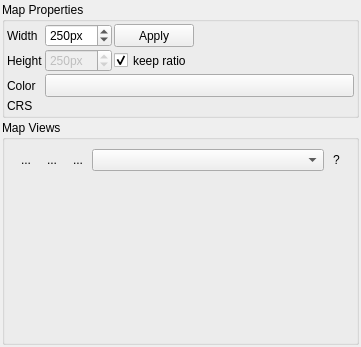
Qt form eotimeseriesviewer/ui/mapviewdock.ui (jakimowb/eo-time-series-viewer) before a commit.
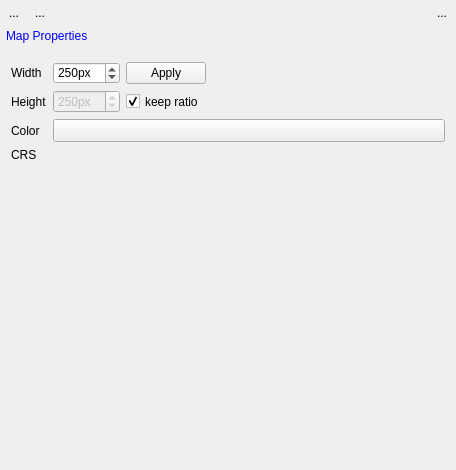
The same form after that commit. Icons and pictures are not drawn. Custom widgets are drawn as their Qt base class.

Commit message: MapVisualization refactoring and code review I: simplified MapViews and lazy rendering

```diff
--- a/eotimeseriesviewer/ui/mapviewdock.ui
+++ b/eotimeseriesviewer/ui/mapviewdock.ui
@@ -6,14 +6,14 @@
    <rect>
     <x>0</x>
     <y>0</y>
-    <width>361</width>
-    <height>347</height>
+    <width>456</width>
+    <height>470</height>
    </rect>
   </property>
   <property name="minimumSize">
    <size>
-    <width>229</width>
-    <height>255</height>
+    <width>194</width>
+    <height>335</height>
    </size>
   </property>
   <property name="windowTitle">
@@ -37,53 +37,127 @@
      <number>2</number>
     </property>
     <item>
-     <widget class="QgsCollapsibleGroupBox" name="gbMapProperties">
+     <layout class="QHBoxLayout" name="horizontalLayout_4">
+      <property name="topMargin">
+       <number>0</number>
+      </property>
+      <item>
+       <widget class="QToolButton" name="btnRemoveMapView">
       <property name="sizePolicy">
        <sizepolicy hsizetype="Preferred" vsizetype="Preferred">
         <horstretch>0</horstretch>
         <verstretch>0</verstretch>
        </sizepolicy>
       </property>
-      <property name="minimumSize">
+        <property name="autoFillBackground">
+         <bool>false</bool>
+        </property>
+        <property name="text">
+         <string>...</string>
+        </property>
+        <property name="icon">
+         <iconset resource="resources.qrc">
+          <normaloff>:/timeseriesviewer/icons/mActionRemoveMapView.svg</normaloff>:/timeseriesviewer/icons/mActionRemoveMapView.svg</iconset>
+        </property>
+        <property name="autoRaise">
+         <bool>true</bool>
+        </property>
+       </widget>
+      </item>
+      <item>
+       <widget class="QToolButton" name="btnAddMapView">
+        <property name="sizePolicy">
+         <sizepolicy hsizetype="Fixed" vsizetype="Fixed">
+          <horstretch>0</horstretch>
+          <verstretch>0</verstretch>
+         </sizepolicy>
+        </property>
+        <property name="text">
+         <string>...</string>
+        </property>
+        <property name="icon">
+         <iconset resource="resources.qrc">
+          <normaloff>:/timeseriesviewer/icons/mActionAddMapView.svg</normaloff>:/timeseriesviewer/icons/mActionAddMapView.svg</iconset>
+        </property>
+        <property name="autoRaise">
+         <bool>true</bool>
+        </property>
+       </widget>
+      </item>
+      <item>
+       <spacer name="horizontalSpacer_4">
+        <property name="orientation">
+         <enum>Qt::Horizontal</enum>
+        </property>
+        <property name="sizeHint" stdset="0">
        <size>
-        <width>0</width>
-        <height>0</height>
-       </size>
-      </property>
-      <property name="title">
+          <width>40</width>
+          <height>20</height>
+         </size>
+        </property>
+       </spacer>
+      </item>
+      <item>
+       <widget class="QToolButton" name="btnHighlightMapView">
+        <property name="sizePolicy">
+         <sizepolicy hsizetype="Fixed" vsizetype="Fixed">
+          <horstretch>0</horstretch>
+          <verstretch>0</verstretch>
+         </sizepolicy>
+        </property>
+        <property name="text">
+         <string>...</string>
+        </property>
+        <property name="icon">
+         <iconset resource="resources.qrc">
+          <normaloff>:/timeseriesviewer/icons/mActionAddMapView.svg</normaloff>:/timeseriesviewer/icons/mActionAddMapView.svg</iconset>
+        </property>
+        <property name="autoRaise">
+         <bool>true</bool>
+        </property>
+       </widget>
+      </item>
+     </layout>
+    </item>
+    <item>
+     <widget class="QToolBox" name="toolBox">
+      <property name="sizePolicy">
+       <sizepolicy hsizetype="Preferred" vsizetype="Preferred">
+        <horstretch>0</horstretch>
+        <verstretch>1</verstretch>
+       </sizepolicy>
+      </property>
+      <property name="styleSheet">
+       <string notr="true">QToolBox::tab {
+    background: qlineargradient(x1: 0, y1: 0, x2: 0, y2: 1,
+                                stop: 0 #E1E1E1, stop: 0.4 #DDDDDD,
+                                stop: 0.5 #D8D8D8, stop: 1.0 #D3D3D3);
+    border-radius: 5px;
+    color: black;
+}
+
+QToolBox::tab:selected { /* italicize selected tabs */
+    /*font: italic;*/
+    color: blue;
+
+}</string>
+      </property>
+      <property name="currentIndex">
+       <number>0</number>
+      </property>
+      <widget class="QWidget" name="pageMapProperties">
+       <property name="geometry">
+        <rect>
+         <x>0</x>
+         <y>0</y>
+         <width>452</width>
+         <height>389</height>
+        </rect>
+       </property>
+       <attribute name="label">
        <string>Map Properties</string>
-      </property>
-      <property name="collapsed" stdset="0">
-       <bool>true</bool>
-      </property>
-      <layout class="QFormLayout" name="formLayout">
-       <property name="sizeConstraint">
-        <enum>QLayout::SetDefaultConstraint</enum>
-       </property>
-       <property name="fieldGrowthPolicy">
-        <enum>QFormLayout::AllNonFixedFieldsGrow</enum>
-       </property>
-       <property name="rowWrapPolicy">
-        <enum>QFormLayout::DontWrapRows</enum>
-       </property>
-       <property name="horizontalSpacing">
-        <number>2</number>
-       </property>
-       <property name="verticalSpacing">
-        <number>2</number>
-       </property>
-       <property name="leftMargin">
-        <number>2</number>
-       </property>
-       <property name="topMargin">
-        <number>2</number>
-       </property>
-       <property name="rightMargin">
-        <number>2</number>
-       </property>
-       <property name="bottomMargin">
-        <number>2</number>
-       </property>
+       </attribute>
+       <layout class="QFormLayout" name="formLayout_2">
        <item row="0" column="0">
         <widget class="QLabel" name="label_8">
          <property name="text">
@@ -312,7 +386,7 @@
         </widget>
        </item>
        <item row="3" column="1">
-        <widget class="QgsProjectionSelectionWidget" name="btnCrs" native="true">
+         <widget class="QgsProjectionSelectionWidget" name="btnCrs">
          <property name="minimumSize">
           <size>
            <width>0</width>
@@ -326,183 +400,6 @@
        </item>
       </layout>
      </widget>
-    </item>
-    <item>
-     <widget class="QgsCollapsibleGroupBox" name="gbMapViews">
-      <property name="sizePolicy">
-       <sizepolicy hsizetype="Preferred" vsizetype="Preferred">
-        <horstretch>0</horstretch>
-        <verstretch>1</verstretch>
-       </sizepolicy>
-      </property>
-      <property name="minimumSize">
-       <size>
-        <width>0</width>
-        <height>0</height>
-       </size>
-      </property>
-      <property name="title">
-       <string>Map Views</string>
-      </property>
-      <layout class="QVBoxLayout" name="verticalLayout_2">
-       <item>
-        <widget class="QFrame" name="BVButtonList">
-         <property name="sizePolicy">
-          <sizepolicy hsizetype="Preferred" vsizetype="Preferred">
-           <horstretch>0</horstretch>
-           <verstretch>0</verstretch>
-          </sizepolicy>
-         </property>
-         <property name="minimumSize">
-          <size>
-           <width>0</width>
-           <height>0</height>
-          </size>
-         </property>
-         <property name="maximumSize">
-          <size>
-           <width>16777215</width>
-           <height>16777215</height>
-          </size>
-         </property>
-         <property name="frameShape">
-          <enum>QFrame::NoFrame</enum>
-         </property>
-         <property name="frameShadow">
-          <enum>QFrame::Raised</enum>
-         </property>
-         <layout class="QHBoxLayout" name="horizontalLayout">
-          <property name="spacing">
-           <number>2</number>
-          </property>
-          <property name="leftMargin">
-           <number>0</number>
-          </property>
-          <property name="topMargin">
-           <number>0</number>
-          </property>
-          <property name="rightMargin">
-           <number>0</number>
-          </property>
-          <property name="bottomMargin">
-           <number>0</number>
-          </property>
-          <item>
-           <widget class="QToolButton" name="btnAddMapView">
-            <property name="sizePolicy">
-             <sizepolicy hsizetype="Fixed" vsizetype="Fixed">
-              <horstretch>0</horstretch>
-              <verstretch>0</verstretch>
-             </sizepolicy>
-            </property>
-            <property name="text">
-             <string>...</string>
-            </property>
-            <property name="icon">
-             <iconset resource="resources.qrc">
-              <normaloff>:/timeseriesviewer/icons/mActionAddMapView.svg</normaloff>:/timeseriesviewer/icons/mActionAddMapView.svg</iconset>
-            </property>
-            <property name="autoRaise">
-             <bool>true</bool>
-            </property>
-           </widget>
-          </item>
-          <item>
-           <widget class="QToolButton" name="btnRemoveMapView">
-            <property name="sizePolicy">
-             <sizepolicy hsizetype="Preferred" vsizetype="Preferred">
-              <horstretch>0</horstretch>
-              <verstretch>0</verstretch>
-             </sizepolicy>
-            </property>
-            <property name="autoFillBackground">
-             <bool>false</bool>
-            </property>
-            <property name="text">
-             <string>...</string>
-            </property>
-            <property name="icon">
-             <iconset resource="resources.qrc">
-              <normaloff>:/timeseriesviewer/icons/mActionRemoveMapView.svg</normaloff>:/timeseriesviewer/icons/mActionRemoveMapView.svg</iconset>
-            </property>
-            <property name="autoRaise">
-             <bool>true</bool>
-            </property>
-           </widget>
-          </item>
-          <item>
-           <widget class="QToolButton" name="btnRefresh">
-            <property name="sizePolicy">
-             <sizepolicy hsizetype="Preferred" vsizetype="Preferred">
-              <horstretch>0</horstretch>
-              <verstretch>0</verstretch>
-             </sizepolicy>
-            </property>
-            <property name="toolTip">
-             <string>Refresh map view rendering</string>
-            </property>
-            <property name="text">
-             <string>...</string>
-            </property>
-            <property name="icon">
-             <iconset>
-              <normaloff>:/timeseriesviewer/icons/mActionRefresh.png</normaloff>:/timeseriesviewer/icons/mActionRefresh.png</iconset>
-            </property>
-            <property name="autoRaise">
-             <bool>true</bool>
-            </property>
-           </widget>
-          </item>
-          <item>
-           <widget class="QComboBox" name="cbMapView">
-            <property name="sizePolicy">
-             <sizepolicy hsizetype="Preferred" vsizetype="Preferred">
-              <horstretch>1</horstretch>
-              <verstretch>0</verstretch>
-             </sizepolicy>
-            </property>
-            <property name="toolTip">
-             <string>Select the rendersettings for a specific map view</string>
-            </property>
-           </widget>
-          </item>
-          <item>
-           <widget class="QToolButton" name="btnHighlightMapView">
-            <property name="text">
-             <string>?</string>
-            </property>
-            <property name="autoRaise">
-             <bool>true</bool>
-            </property>
-           </widget>
-          </item>
-          <item>
-           <spacer name="horizontalSpacer">
-            <property name="orientation">
-             <enum>Qt::Horizontal</enum>
-            </property>
-            <property name="sizeHint" stdset="0">
-             <size>
-              <width>0</width>
-              <height>0</height>
-             </size>
-            </property>
-           </spacer>
-          </item>
-         </layout>
-        </widget>
-       </item>
-       <item>
-        <widget class="QStackedWidget" name="stackedWidget">
-         <property name="maximumSize">
-          <size>
-           <width>16777215</width>
-           <height>16777215</height>
-          </size>
-         </property>
-        </widget>
-       </item>
-      </layout>
      </widget>
     </item>
     <item>
@@ -571,12 +468,6 @@
   </action>
  </widget>
  <customwidgets>
-  <customwidget>
-   <class>QgsCollapsibleGroupBox</class>
-   <extends>QGroupBox</extends>
-   <header>qgscollapsiblegroupbox.h</header>
-   <container>1</container>
-  </customwidget>
   <customwidget>
    <class>QgsColorButton</class>
    <extends>QToolButton</extends>
```
Left out of the diff: 7 changed lines with no effect on the pictures. Lines whose indentation alone changed are shown as unchanged. The commit also changes 18 other files.
